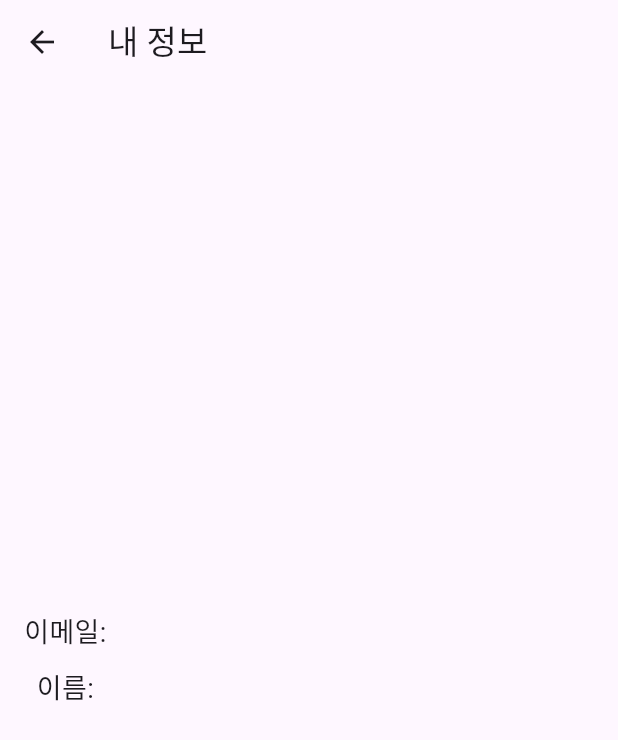
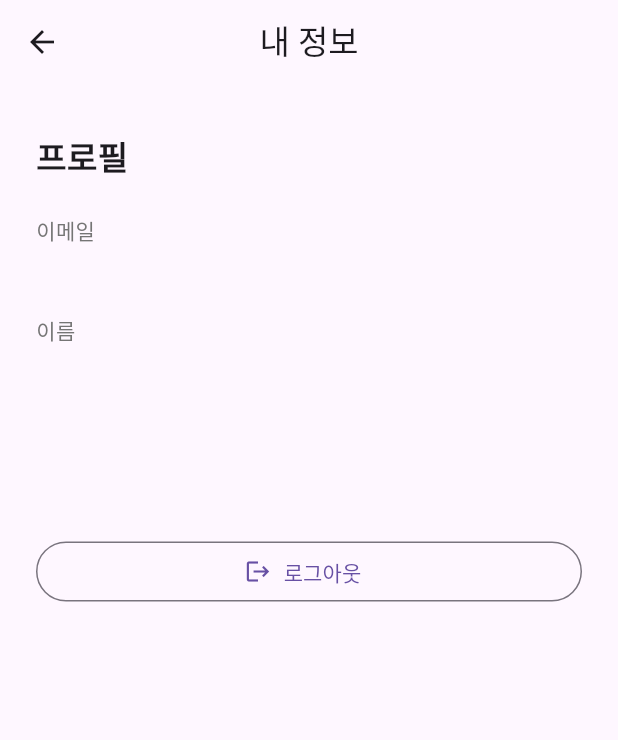
Before and after one commit to frihett/the_dream_notice_board, a Flutter app: the ProfileScreen screen opened directly, on a phone screen of 412 x 824 dp. Shown: the top 740 px of the screen. Run offline on Flutter 3.47's test engine with Material 3 defaults, Android fonts, the phone set to English and light mode, and no system bars; our stand-ins replace dio, flutter_secure_storage, image_picker, jwt_decoder; accounts and stored records are empty.

Commit message:
feat : 프로필 페이지 ui 변경

```diff
--- a/lib/presentation/profile/profile_screen.dart
+++ b/lib/presentation/profile/profile_screen.dart
@@ -1,5 +1,6 @@
 import 'package:flutter/material.dart';
 import 'package:provider/provider.dart';
+import 'package:the_dream_notice_board/data/storage/token_storage.dart';
 import 'package:the_dream_notice_board/presentation/profile/profile_view_model.dart';
 
 class ProfileScreen extends StatefulWidget {
@@ -15,21 +16,55 @@ class _ProfileScreenState extends State<ProfileScreen> {
     final viewmodel = context.watch<ProfileViewModel>();
 
     return Scaffold(
-      appBar: AppBar(title: const Text('내 정보')),
-      body: Padding(
-        padding: const EdgeInsets.all(16),
-        child: viewmodel.isLoading
-            ? const Center(child: CircularProgressIndicator())
-            : Column(
-                mainAxisAlignment: MainAxisAlignment.center,
+      appBar: AppBar(
+        title: const Text('내 정보'),
+        centerTitle: true,
+        actions: [],
+      ),
+      body: viewmodel.isLoading
+          ? const Center(child: CircularProgressIndicator())
+          : Padding(
+              padding: const EdgeInsets.symmetric(horizontal: 24, vertical: 32),
+              child: Column(
+                crossAxisAlignment: CrossAxisAlignment.start,
                 children: [
-                  Text('이메일: ${viewmodel.username}',
-                      style: const TextStyle(fontSize: 18)),
-                  const SizedBox(height: 10),
-                  Text('이름: ${viewmodel.name}', style: const TextStyle(fontSize: 18)),
+                  const Text(
+                    '프로필',
+                    style: TextStyle(fontSize: 22, fontWeight: FontWeight.bold),
+                  ),
+                  const SizedBox(height: 24),
+                  Text('이메일', style: TextStyle(color: Colors.grey[600])),
+                  const SizedBox(height: 4),
+                  Text(
+                      viewmodel.username ?? '존재 하지 않습니다.',
+                    style: const TextStyle(fontSize: 16),
+                  ),
+                  const SizedBox(height: 20),
+                  Text('이름', style: TextStyle(color: Colors.grey[600])),
+                  const SizedBox(height: 4),
+                  Text(
+                    viewmodel.name ?? '존재 하지 않습니다.',
+                    style: const TextStyle(fontSize: 16),
+                  ),
+                  SizedBox(
+                    height: 100,
+                  ),
+                  SizedBox(
+                    width: double.infinity,
+                    child: OutlinedButton.icon(
+                      icon: const Icon(Icons.logout, size: 18),
+                      label: const Text('로그아웃'),
+                      onPressed: () async {
+                        await TokenStorage.clear();
+                        if (context.mounted) {
+                          Navigator.pushReplacementNamed(context, '/signin');
+                        }
+                      },
+                    ),
+                  ),
                 ],
               ),
-      ),
+            ),
     );
   }
 }
```
